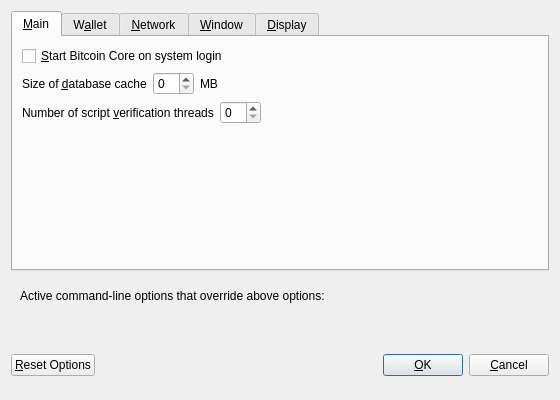
First picture: the form in src/qt/forms/optionsdialog.ui, repository artiqox/artiqox, before the edit.
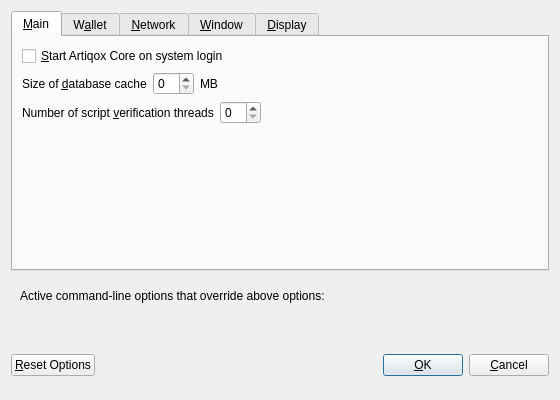
Second picture: the form after the edit. Custom widgets are drawn as their Qt base class.

```diff
--- a/src/qt/forms/optionsdialog.ui
+++ b/src/qt/forms/optionsdialog.ui
@@ -33,7 +33,7 @@
           <string>Automatically start Bitcoin Core after logging in to the system.</string>
          </property>
          <property name="text">
-          <string>&amp;Start Bitcoin Core on system login</string>
+          <string>&amp;Start Artiqox Core on system login</string>
          </property>
         </widget>
        </item>
```
Left out of the diff: 8 changed lines with no effect on the pictures.
